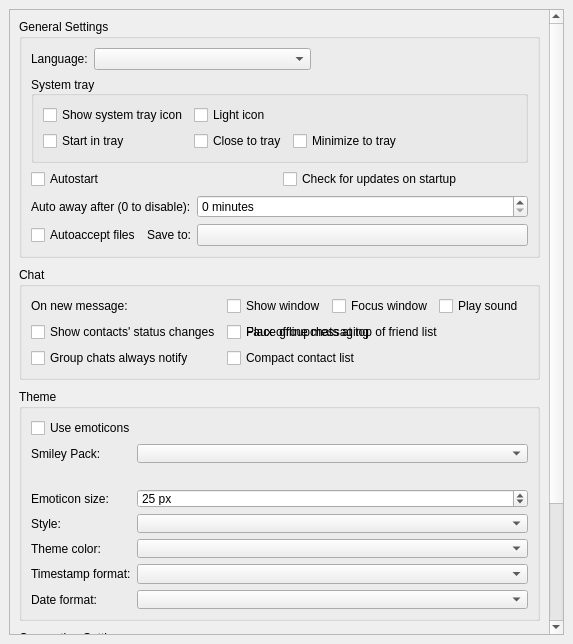
This is src/widget/form/settings/generalsettings.ui in qTox/qTox as Qt 5 draws it before an edit. The edited form follows.
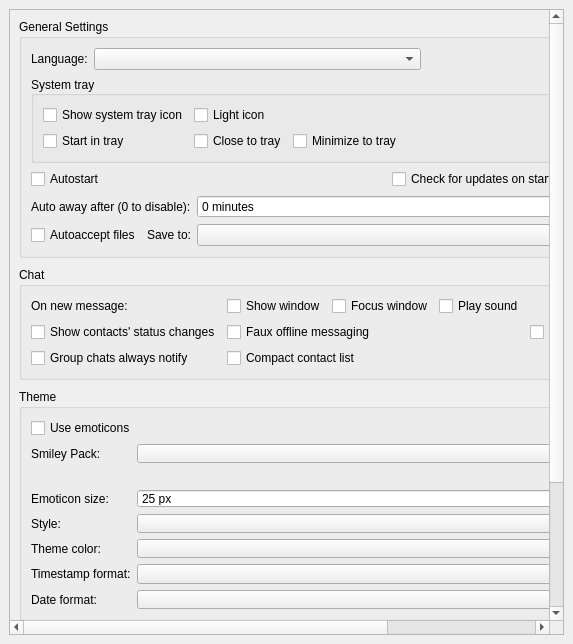
This is the edited form.

Commit message: Fixed cbGroupchatPosition overlay

```diff
--- a/src/widget/form/settings/generalsettings.ui
+++ b/src/widget/form/settings/generalsettings.ui
@@ -391,7 +391,7 @@
             </property>
            </widget>
           </item>
-          <item row="2" column="1">
+          <item row="2" column="2">
            <widget class="QCheckBox" name="cbGroupchatPosition">
             <property name="toolTip">
              <string comment="toolTip for groupchat positioning">If checked, groupchats will be placed at the top of the friends list, otherwise, they'll be placed below online friends.</string>
```
